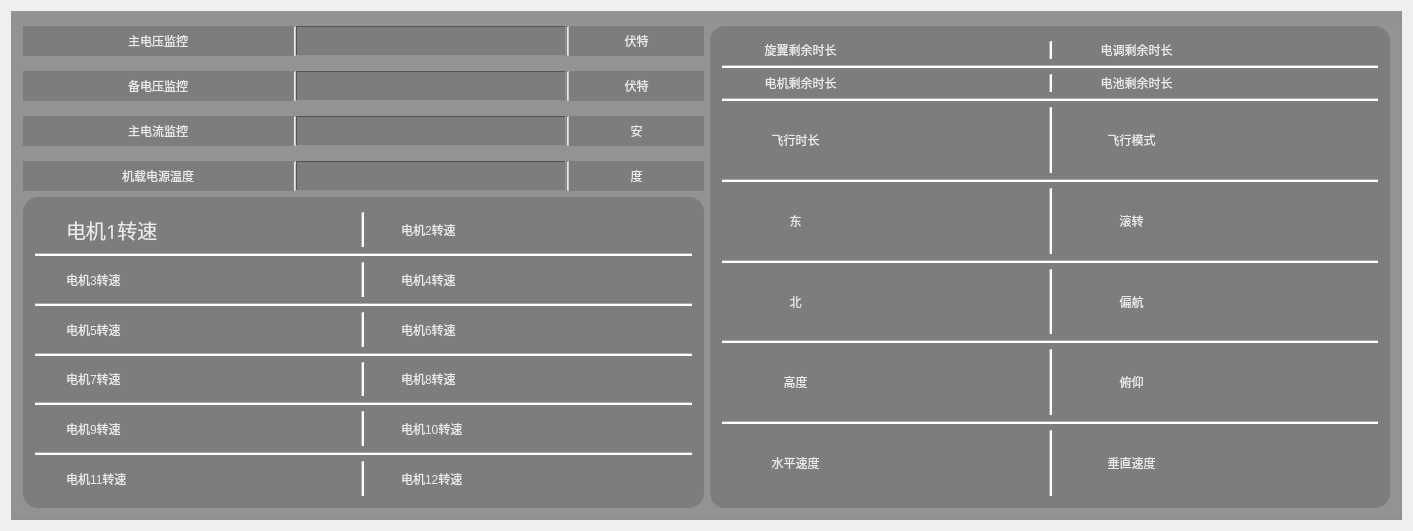
Before: the Qt Designer form controls/InfoPanel/statusmonitor.ui in 38277105/30GroundN, drawn with Qt 5.
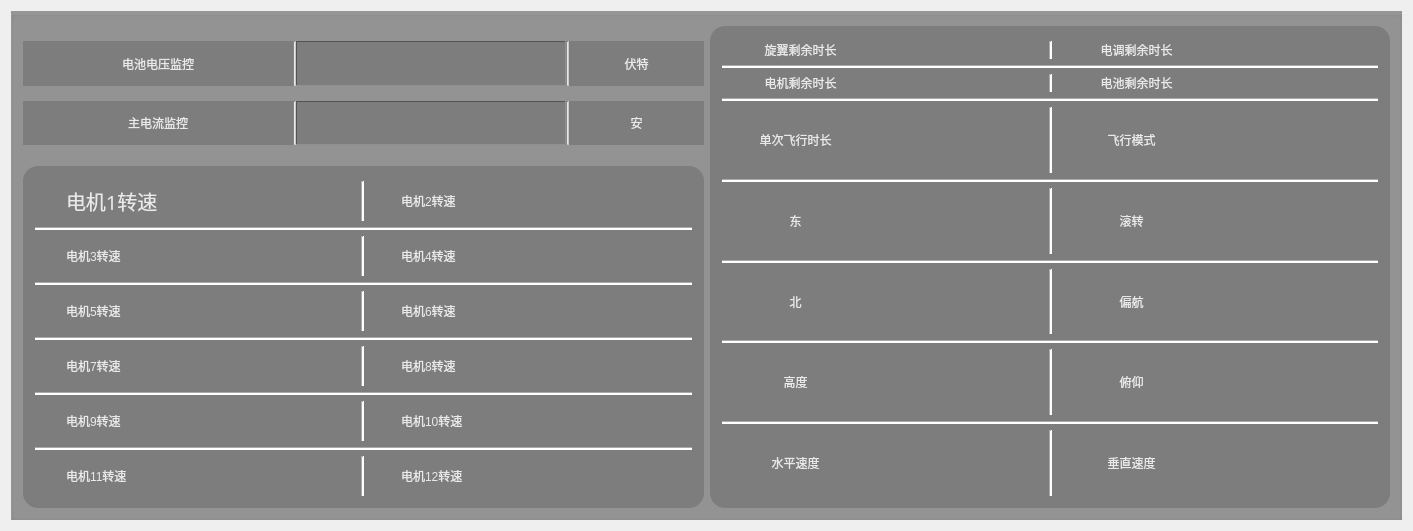
After: the same form once the commit is applied. Icons and pictures are not drawn. Custom widgets are drawn as their Qt base class.

Commit message: 去掉主电压监控、开启电源、关闭电源、开启摇杆

```diff
--- a/controls/InfoPanel/statusmonitor.ui
+++ b/controls/InfoPanel/statusmonitor.ui
@@ -70,58 +70,10 @@
            <number>15</number>
           </property>
           <item>
-           <layout class="QHBoxLayout" name="horizontalLayout" stretch="10,1,10,1,5">
+           <layout class="QHBoxLayout" name="horizontalLayout" stretch="1,1">
             <property name="spacing">
              <number>0</number>
             </property>
-            <item>
-             <widget class="QImageLabel" name="lbl_mainVolt_desc">
-              <property name="sizePolicy">
-               <sizepolicy hsizetype="Expanding" vsizetype="Expanding">
-                <horstretch>0</horstretch>
-                <verstretch>0</verstretch>
-               </sizepolicy>
-              </property>
-              <property name="minimumSize">
-               <size>
-                <width>0</width>
-                <height>30</height>
-               </size>
-              </property>
-              <property name="maximumSize">
-               <size>
-                <width>9999</width>
-                <height>9999</height>
-               </size>
-              </property>
-              <property name="styleSheet">
-               <string notr="true">font: 15pt &quot;黑体&quot;;
-color: rgb(233, 233, 233);
-background-color: rgb(125, 125, 125);</string>
-              </property>
-              <property name="frameShape">
-               <enum>QFrame::NoFrame</enum>
-              </property>
-              <property name="frameShadow">
-               <enum>QFrame::Plain</enum>
-              </property>
-              <property name="lineWidth">
-               <number>1</number>
-              </property>
-              <property name="midLineWidth">
-               <number>0</number>
-              </property>
-              <property name="text">
-               <string>主电压监控</string>
-              </property>
-              <property name="alignment">
-               <set>Qt::AlignCenter</set>
-              </property>
-              <property name="indent">
-               <number>5</number>
-              </property>
-             </widget>
-            </item>
             <item>
              <widget class="Line" name="line">
               <property name="minimumSize">
@@ -144,51 +96,6 @@
               </property>
              </widget>
             </item>
-            <item>
-             <widget class="QLabel" name="lbl_mainVolt_value">
-              <property name="sizePolicy">
-               <sizepolicy hsizetype="Expanding" vsizetype="Expanding">
-                <horstretch>0</horstretch>
-                <verstretch>0</verstretch>
-               </sizepolicy>
-              </property>
-              <property name="minimumSize">
-               <size>
-                <width>0</width>
-                <height>0</height>
-               </size>
-              </property>
-              <property name="maximumSize">
-               <size>
-                <width>9999</width>
-                <height>9999</height>
-               </size>
-              </property>
-              <property name="layoutDirection">
-               <enum>Qt::LeftToRight</enum>
-              </property>
-              <property name="styleSheet">
-               <string notr="true">font: 15pt &quot;黑体&quot;;
-color: rgb(233, 233, 233);
-background-color: rgb(125, 125, 125);</string>
-              </property>
-              <property name="frameShape">
-               <enum>QFrame::Panel</enum>
-              </property>
-              <property name="frameShadow">
-               <enum>QFrame::Sunken</enum>
-              </property>
-              <property name="lineWidth">
-               <number>1</number>
-              </property>
-              <property name="text">
-               <string/>
-              </property>
-              <property name="alignment">
-               <set>Qt::AlignCenter</set>
-              </property>
-             </widget>
-            </item>
             <item>
              <widget class="Line" name="line_2">
               <property name="minimumSize">
@@ -211,48 +118,6 @@
               </property>
              </widget>
             </item>
-            <item>
-             <widget class="QImageLabel" name="lbl_mainVolt_desc_2">
-              <property name="sizePolicy">
-               <sizepolicy hsizetype="Expanding" vsizetype="Expanding">
-                <horstretch>0</horstretch>
-                <verstretch>0</verstretch>
-               </sizepolicy>
-              </property>
-              <property name="minimumSize">
-               <size>
-                <width>0</width>
-                <height>0</height>
-               </size>
-              </property>
-              <property name="maximumSize">
-               <size>
-                <width>9999</width>
-                <height>9999</height>
-               </size>
-              </property>
-              <property name="styleSheet">
-               <string notr="true">font: 15pt &quot;黑体&quot;;
-color: rgb(233, 233, 233);
-background-color: rgb(125, 125, 125);</string>
-              </property>
-              <property name="frameShape">
-               <enum>QFrame::NoFrame</enum>
-              </property>
-              <property name="frameShadow">
-               <enum>QFrame::Plain</enum>
-              </property>
-              <property name="text">
-               <string>伏特</string>
-              </property>
-              <property name="alignment">
-               <set>Qt::AlignCenter</set>
-              </property>
-              <property name="indent">
-               <number>5</number>
-              </property>
-             </widget>
-            </item>
            </layout>
           </item>
           <item>
@@ -293,7 +158,7 @@
                <enum>QFrame::Plain</enum>
               </property>
               <property name="text">
-               <string>备电压监控</string>
+               <string>电池电压监控</string>
               </property>
               <property name="alignment">
                <set>Qt::AlignCenter</set>
@@ -613,52 +478,10 @@
            </layout>
           </item>
           <item>
-           <layout class="QHBoxLayout" name="horizontalLayout_4" stretch="10,1,10,1,5">
+           <layout class="QHBoxLayout" name="horizontalLayout_4" stretch="1,1">
             <property name="spacing">
              <number>0</number>
             </property>
-            <item>
-             <widget class="QImageLabel" name="lbl_powerTempu_desc">
-              <property name="sizePolicy">
-               <sizepolicy hsizetype="Expanding" vsizetype="Expanding">
-                <horstretch>0</horstretch>
-                <verstretch>0</verstretch>
-               </sizepolicy>
-              </property>
-              <property name="minimumSize">
-               <size>
-                <width>0</width>
-                <height>30</height>
-               </size>
-              </property>
-              <property name="maximumSize">
-               <size>
-                <width>9999</width>
-                <height>9999</height>
-               </size>
-              </property>
-              <property name="styleSheet">
-               <string notr="true">font: 15pt &quot;黑体&quot;;
-color: rgb(233, 233, 233);
-background-color: rgb(125, 125, 125);</string>
-              </property>
-              <property name="frameShape">
-               <enum>QFrame::NoFrame</enum>
-              </property>
-              <property name="frameShadow">
-               <enum>QFrame::Plain</enum>
-              </property>
-              <property name="text">
-               <string>机载电源温度</string>
-              </property>
-              <property name="alignment">
-               <set>Qt::AlignCenter</set>
-              </property>
-              <property name="indent">
-               <number>5</number>
-              </property>
-             </widget>
-            </item>
             <item>
              <widget class="Line" name="line_7">
               <property name="minimumSize">
@@ -681,48 +504,6 @@
               </property>
              </widget>
             </item>
-            <item>
-             <widget class="QLabel" name="lbl_powerTempu_value">
-              <property name="sizePolicy">
-               <sizepolicy hsizetype="Expanding" vsizetype="Expanding">
-                <horstretch>0</horstretch>
-                <verstretch>0</verstretch>
-               </sizepolicy>
-              </property>
-              <property name="minimumSize">
-               <size>
-                <width>0</width>
-                <height>0</height>
-               </size>
-              </property>
-              <property name="maximumSize">
-               <size>
-                <width>9999</width>
-                <height>9999</height>
-               </size>
-              </property>
-              <property name="layoutDirection">
-               <enum>Qt::LeftToRight</enum>
-              </property>
-              <property name="styleSheet">
-               <string notr="true">font: 15pt &quot;黑体&quot;;
-color: rgb(233, 233, 233);
-background-color: rgb(125, 125, 125);</string>
-              </property>
-              <property name="frameShape">
-               <enum>QFrame::Panel</enum>
-              </property>
-              <property name="frameShadow">
-               <enum>QFrame::Sunken</enum>
-              </property>
-              <property name="text">
-               <string/>
-              </property>
-              <property name="alignment">
-               <set>Qt::AlignCenter</set>
-              </property>
-             </widget>
-            </item>
             <item>
              <widget class="Line" name="line_8">
               <property name="minimumSize">
@@ -745,49 +526,6 @@
               </property>
              </widget>
             </item>
-            <item>
-             <widget class="QImageLabel" name="lbl_powerTempu_desc_2">
-              <property name="sizePolicy">
-               <sizepolicy hsizetype="Expanding" vsizetype="Expanding">
-                <horstretch>0</horstretch>
-                <verstretch>0</verstretch>
-               </sizepolicy>
-              </property>
-              <property name="minimumSize">
-               <size>
-                <width>0</width>
-                <height>0</height>
-               </size>
-              </property>
-              <property name="maximumSize">
-               <size>
-                <width>9999</width>
-                <height>9999</height>
-               </size>
-              </property>
-              <property name="styleSheet">
-               <string notr="true">font: 15pt &quot;黑体&quot;;
-background-color: rgb(125, 125, 125);
-color: rgb(233, 233, 233);
-</string>
-              </property>
-              <property name="frameShape">
-               <enum>QFrame::NoFrame</enum>
-              </property>
-              <property name="frameShadow">
-               <enum>QFrame::Plain</enum>
-              </property>
-              <property name="text">
-               <string>度</string>
-              </property>
-              <property name="alignment">
-               <set>Qt::AlignCenter</set>
-              </property>
-              <property name="indent">
-               <number>5</number>
-              </property>
-             </widget>
-            </item>
            </layout>
           </item>
          </layout>
@@ -2185,7 +1923,7 @@
 background-color: rgb(125, 125, 125);</string>
                </property>
                <property name="text">
-                <string>飞行时长</string>
+                <string>单次飞行时长</string>
                </property>
                <property name="alignment">
                 <set>Qt::AlignCenter</set>
```
The commit also changes 15 other files.
